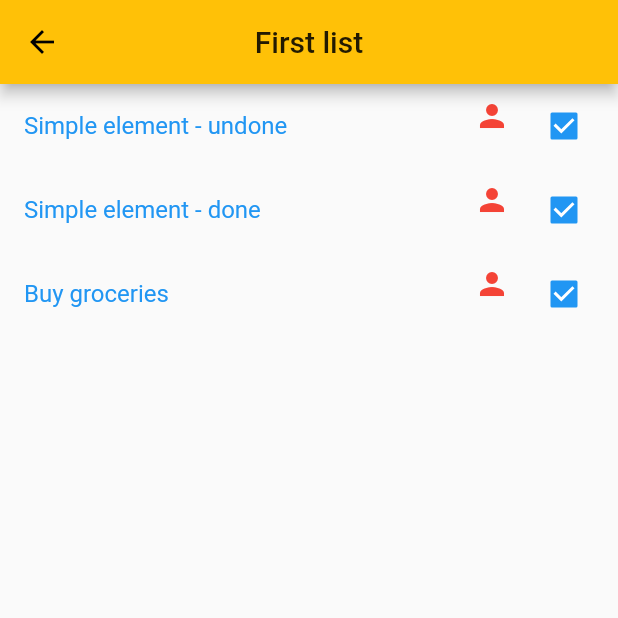
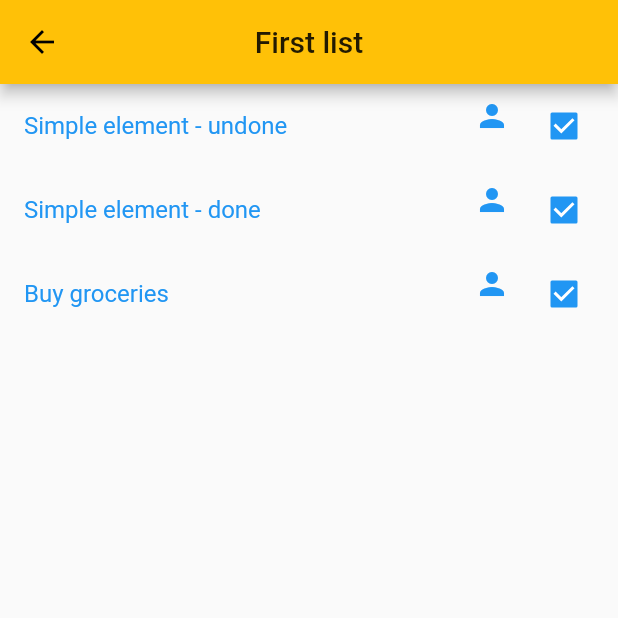
Before and after one commit to malta895/TOgetherDO, a Flutter app: the screen it shows after launch, after a tap on "First list", on a phone screen of 412 x 824 dp, the top half of it. Run offline on Flutter 3.47's test engine with Material 2 defaults, Android fonts, the phone set to English and light mode, and no system bars; accounts and stored records are empty; network calls fail.

Commit message:
feat: random person icon colors

```diff
--- a/lib/list_view_page.dart
+++ b/lib/list_view_page.dart
@@ -1,3 +1,6 @@
+import 'dart:math' as math;
+import 'dart:collection';
+
 import 'package:flutter/material.dart';
 import 'package:flutter/widgets.dart';
 
@@ -37,7 +40,28 @@ class _ListViewRouteState extends State<ListViewRoute> {
   final AListMember _member;
   final AList _aList;
 
-  _ListViewRouteState(this._member, this._aList);
+  final HashMap<AListMember, Color> _assignedColors =
+      HashMap<AListMember, Color>();
+
+  _ListViewRouteState(this._member, this._aList) {
+    var it = _aList.members.iterator;
+    int index = 0;
+    while (index <= Colors.primaries.length && it.moveNext()) {
+      _assignedColors[it.current] = Colors.primaries[index];
+      ++index;
+    }
+    index = 0;
+    while (index <= Colors.accents.length && it.moveNext()) {
+      _assignedColors[it.current] = Colors.accents[index];
+      ++index;
+    }
+    // if at this point we still have members just take random colors
+    while (it.moveNext()) {
+      _assignedColors[it.current] =
+          Color((math.Random().nextDouble() * 0xFFFFFF).toInt())
+              .withOpacity(1.0);
+    }
+  }
 
   Widget _buildListItems() {
     return ListView.builder(
@@ -63,8 +87,7 @@ class _ListViewRouteState extends State<ListViewRoute> {
                   children: [
                     Icon(
                       Icons.person,
-                      color: Colors
-                          .red, // TODO randomize and assign a color to each member of the current list
+                      color: _assignedColors[aListItem.getFulfillers()[0]],
                     ),
                     Text(
                       aListItem.getFulfillers()[0].firstName,
```
